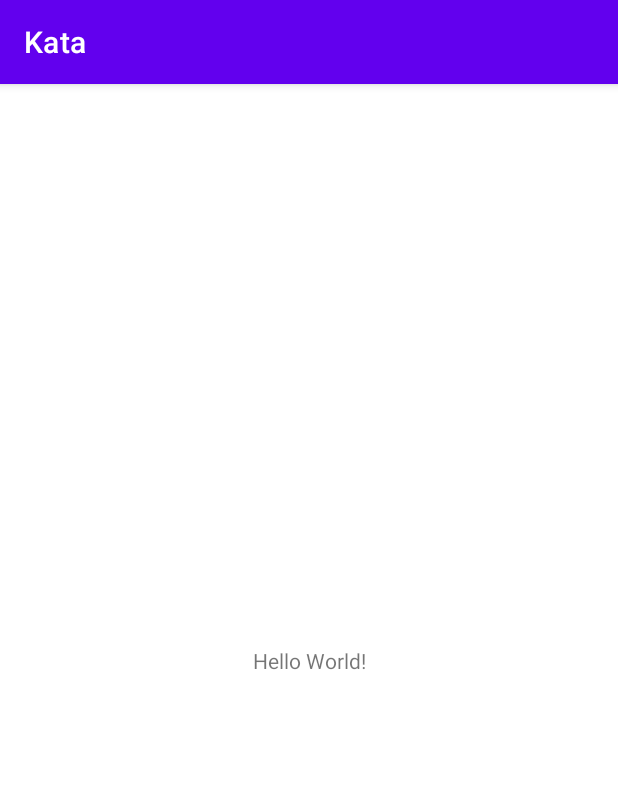
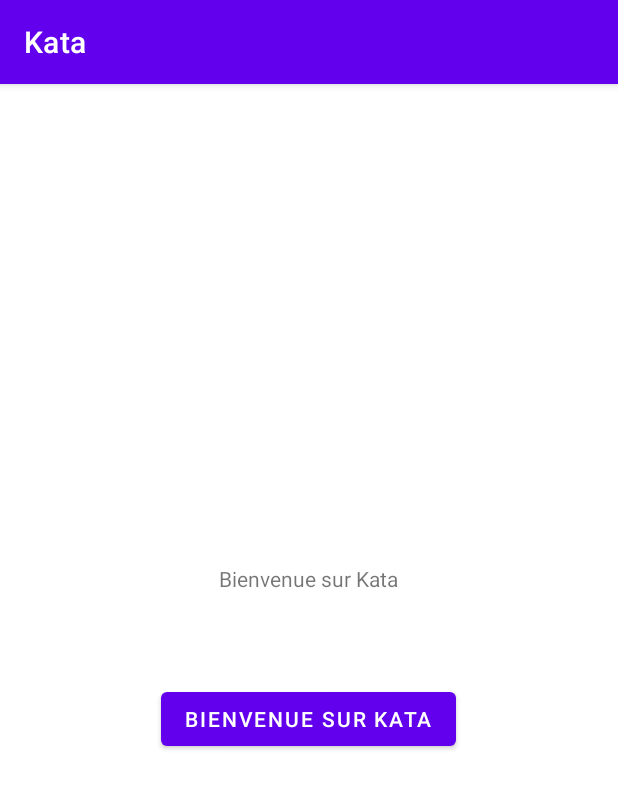
Before and after one commit to OtterWays/test-exomind, an Android app: the screen it shows after launch (MainActivity), on a phone screen of 412 x 824 dp. Shown: the top 789 px of the screen. Run offline under Robolectric (Android 15) with nearby library versions, the phone set to English and light mode, and no system bars.

Commit message:
UI - main activity screen

```diff
--- a/app/src/main/AndroidManifest.xml
+++ b/app/src/main/AndroidManifest.xml
@@ -12,10 +12,8 @@
         <activity android:name=".MainActivity">
             <intent-filter>
                 <action android:name="android.intent.action.MAIN" />
-
                 <category android:name="android.intent.category.LAUNCHER" />
             </intent-filter>
         </activity>
     </application>
-
 </manifest>
--- a/app/src/main/java/com/otterways/kata/MainActivity.java
+++ b/app/src/main/java/com/otterways/kata/MainActivity.java
@@ -11,4 +11,6 @@ public class MainActivity extends AppCompatActivity {
         super.onCreate(savedInstanceState);
         setContentView(R.layout.activity_main);
     }
+
+
 }
--- a/app/src/main/res/layout/activity_main.xml
+++ b/app/src/main/res/layout/activity_main.xml
@@ -6,13 +6,27 @@
     android:layout_height="match_parent"
     tools:context=".MainActivity">
 
+    <LinearLayout
+        android:layout_width="match_parent"
+        android:layout_height="match_parent"
+        android:orientation="vertical"
+        android:gravity="center_vertical"
+        >
+
     <TextView
         android:layout_width="wrap_content"
         android:layout_height="wrap_content"
-        android:text="Hello World!"
-        app:layout_constraintBottom_toBottomOf="parent"
-        app:layout_constraintLeft_toLeftOf="parent"
-        app:layout_constraintRight_toRightOf="parent"
-        app:layout_constraintTop_toTopOf="parent" />
+        android:layout_margin="30dp"
+        android:text="@string/home"
+        android:layout_gravity="center"/>
+
+    <Button
+        android:id="@+id/btn_start"
+        android:layout_width="wrap_content"
+        android:layout_height="wrap_content"
+        android:layout_margin="30dp"
+        android:text="@string/home"
+        android:layout_gravity="center"/>
+    </LinearLayout>
 
 </androidx.constraintlayout.widget.ConstraintLayout>
--- a/app/src/main/res/values/strings.xml
+++ b/app/src/main/res/values/strings.xml
@@ -1,3 +1,7 @@
 <resources>
     <string name="app_name">Kata</string>
+
+    <!-- main activity -->
+    <string name="home">Bienvenue sur Kata</string>
+    <string name="btn_start">Commencer</string>
 </resources>
```
